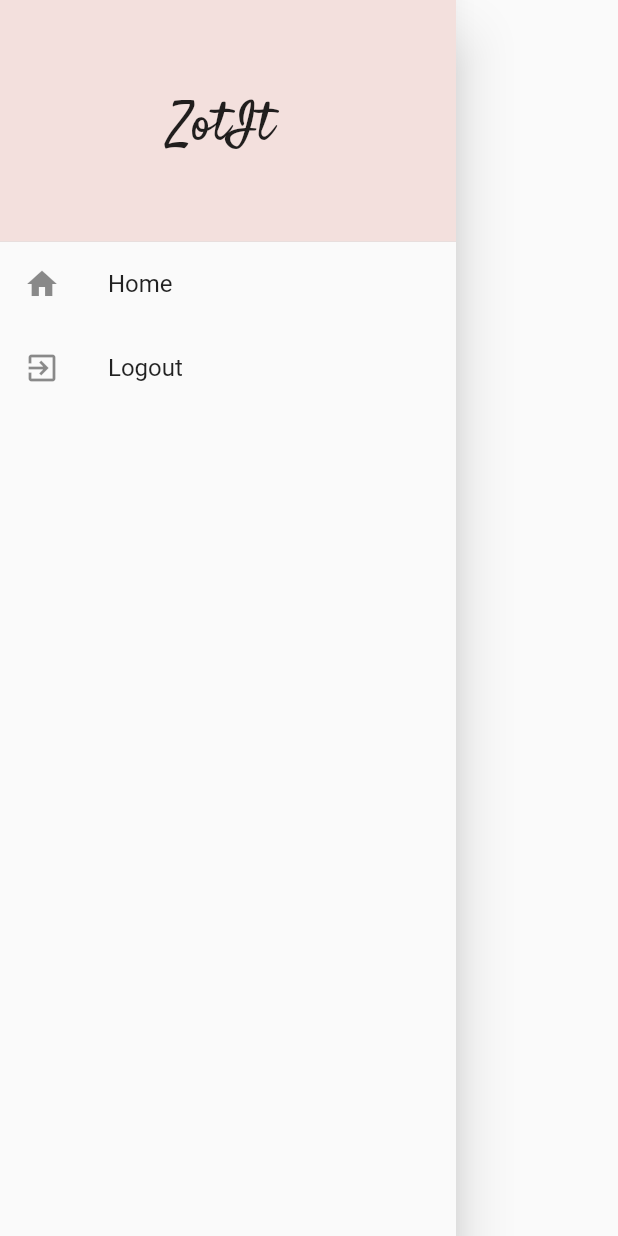
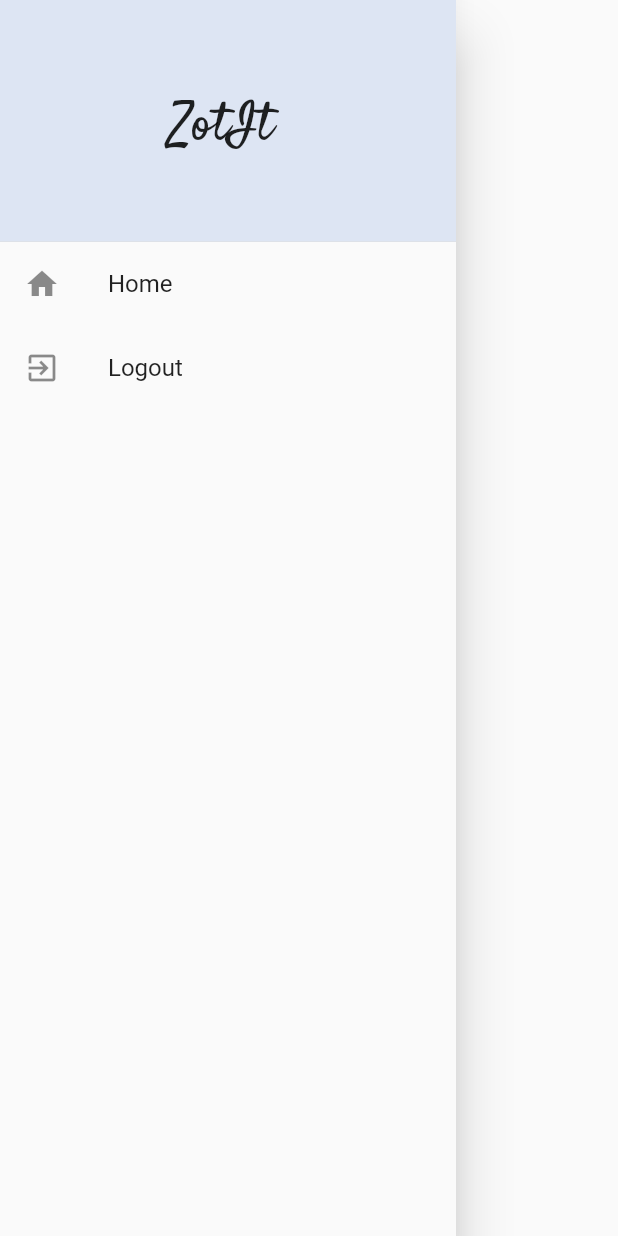
Before and after one commit to zotit/zotit_flutter, a Flutter app: the SideDrawer widget shown alone on an empty page, opened directly, on a phone screen of 412 x 824 dp. Run offline on Flutter 3.47's test engine with Material 2 defaults, Android fonts, the phone set to English and light mode, and no system bars; our stand-ins replace flutter_riverpod, freezed_annotation, gap, riverpod_annotation, share_plus, shared_preferences; accounts and stored records are empty; generated files the repository leaves out were written again; network calls fail.

Commit message:
fixed sidebar

```diff
--- a/lib/src/screens/home/side_drawer.dart
+++ b/lib/src/screens/home/side_drawer.dart
@@ -1,35 +1,42 @@
 import 'package:flutter/material.dart';
+import 'package:flutter_riverpod/flutter_riverpod.dart';
+import 'package:zotit_flutter/src/providers/login_provider/login_provider.dart';
 
-class SideDrawer extends StatelessWidget {
+class SideDrawer extends ConsumerWidget {
   const SideDrawer({Key? key}) : super(key: key);
 
   @override
-  Widget build(BuildContext context) {
+  Widget build(BuildContext context, WidgetRef ref) {
+    final loginData = ref.watch(loginTokenProvider.notifier);
     return Drawer(
       child: ListView(
         padding: const EdgeInsets.all(0),
         physics: const BouncingScrollPhysics(),
         children: <Widget>[
-          DrawerHeader(
+          const DrawerHeader(
             child: Center(
                 child: Text(
               "ZotIt ",
               style: TextStyle(fontFamily: 'Satisfy', fontSize: 35),
             )),
-            decoration: const BoxDecoration(
-              color: Color(0xfff3e0dd),
+            decoration: BoxDecoration(
+              color: Color.fromARGB(255, 221, 229, 243),
             ),
-            margin: const EdgeInsets.all(0),
+            margin: EdgeInsets.all(0),
           ),
           ListTile(
             leading: const Icon(Icons.home),
             title: const Text('Home'),
-            onTap: () {},
+            onTap: () {
+              Navigator.of(context).pop();
+            },
           ),
           ListTile(
             leading: const Icon(Icons.exit_to_app),
             title: const Text('Logout'),
-            onTap: () async {},
+            onTap: () async {
+              loginData.logout();
+            },
           ),
         ],
       ),
```
Also changed, not shown: lib/src/screens/home/home.dart (+0 -7 lines).
